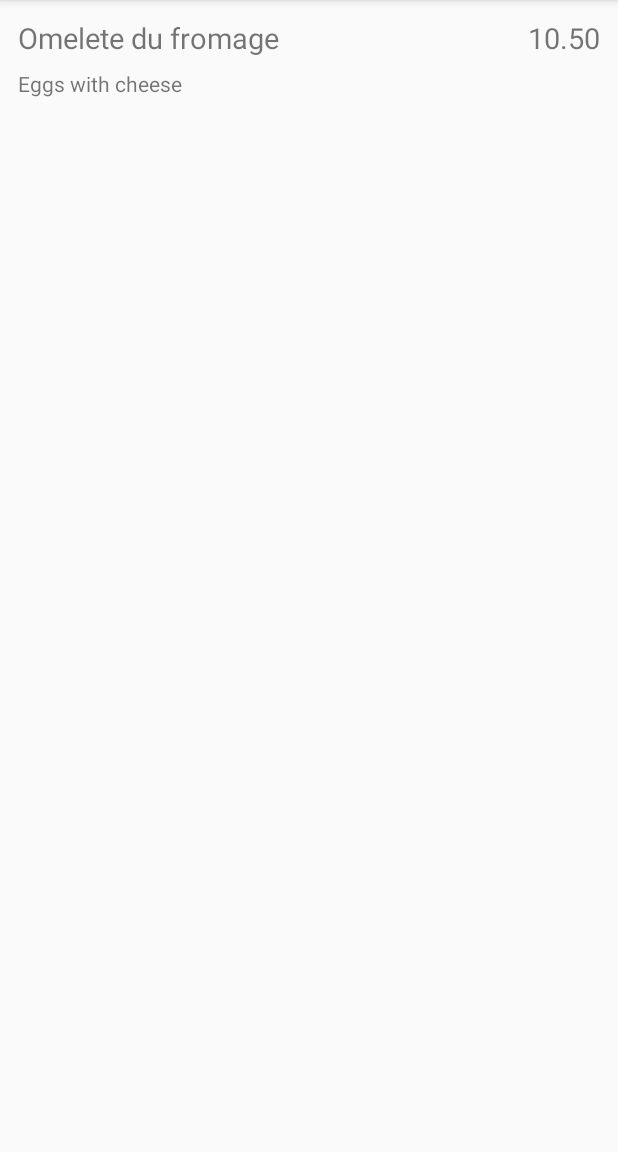
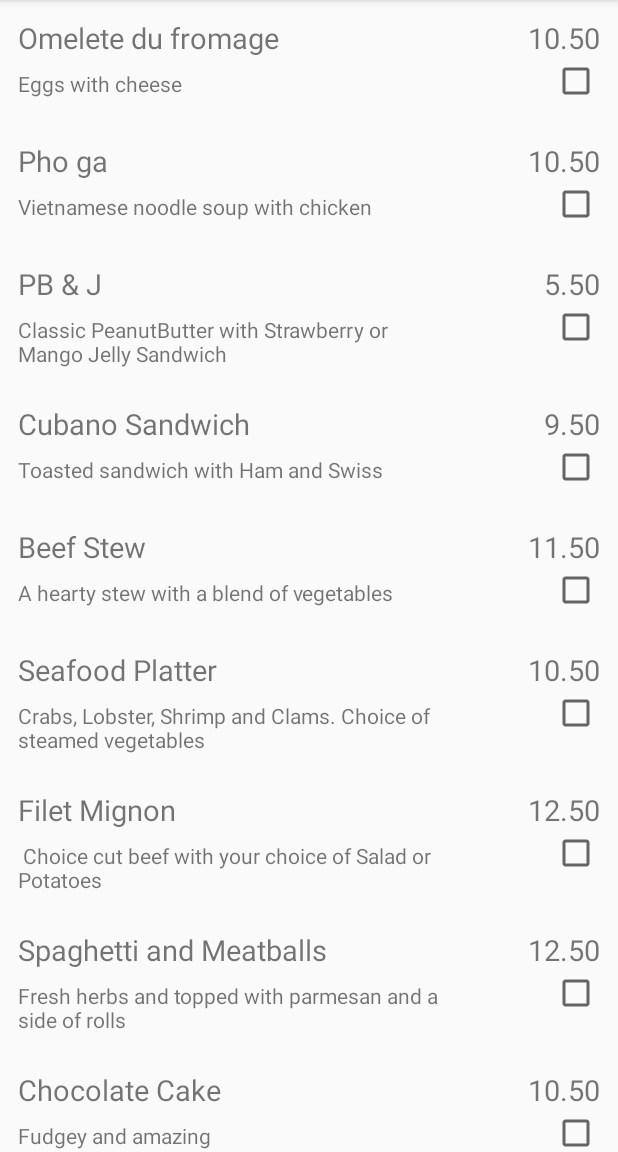
Before and after one commit to qle007/EasySail, an Android app: the FoodActivity screen opened directly, with no data from a screen before it, on a phone screen of 412 x 824 dp, the part 84-1236 px from its top. Run offline under Robolectric (Android 15) with nearby library versions, the phone set to English and light mode, and no system bars.

Commit message:
Created fragments for food item to display in recycler view

```diff
--- a/app/build.gradle
+++ b/app/build.gradle
@@ -1,11 +1,11 @@
 apply plugin: 'com.android.application'
 
 android {
-    compileSdkVersion 26
+    compileSdkVersion 27
     defaultConfig {
         applicationId "com.easysailapp.easysail"
         minSdkVersion 19
-        targetSdkVersion 26
+        targetSdkVersion 27
         versionCode 1
         versionName "1.0"
         testInstrumentationRunner "android.support.test.runner.AndroidJUnitRunner"
@@ -20,7 +20,7 @@ android {
 
 dependencies {
     implementation fileTree(include: ['*.jar'], dir: 'libs')
-    implementation 'com.android.support:appcompat-v7:26.1.0'
+    implementation 'com.android.support:appcompat-v7:27.0.2'
     implementation 'com.android.support.constraint:constraint-layout:1.0.2'
     testImplementation 'junit:junit:4.12'
     androidTestImplementation 'com.android.support.test:runner:1.0.1'
--- a/app/src/main/java/com/easysailapp/easysail/FoodActivity.java
+++ b/app/src/main/java/com/easysailapp/easysail/FoodActivity.java
@@ -1,80 +1,13 @@
 package com.easysailapp.easysail;
 
-import android.os.Bundle;
-import android.support.v7.widget.LinearLayoutManager;
-import android.widget.TextView;
-import java.util.List;
-import android.support.v7.app.AppCompatActivity;
-import android.support.v7.widget.RecyclerView;
-import android.view.LayoutInflater;
-import android.view.View;
-import android.view.ViewGroup;
+import android.support.v4.app.Fragment;
 
-public class FoodActivity extends AppCompatActivity {
-    private RecyclerView mFoodRecyclerView;
-    private FoodAdapter mAdapter;
+public class FoodActivity extends SingleFragmentActivity {
     @Override
-    protected void onCreate(Bundle savedInstanceState) {
-        super.onCreate(savedInstanceState);
-        setContentView(R.layout.activity_food);
-
-        mFoodRecyclerView = (RecyclerView) findViewById(R.id.food_recycler_layout);
-        mFoodRecyclerView.setLayoutManager(new LinearLayoutManager(FoodActivity.this));
-
-        FoodMenu mFoodMenu = new FoodMenu();
-
-        mAdapter = new FoodAdapter(mFoodMenu.getMenuItems());
-        mFoodRecyclerView.setAdapter(mAdapter);
+    protected Fragment createFragment() {
+        return new FoodFragment();
+    }
 
 
-    }
-
-    private class FoodHolder extends RecyclerView.ViewHolder{
-
-        private TextView mFoodName;
-        private TextView mDescription;
-        private TextView mPrice;
-        private Food mFood;
-
-        public FoodHolder(LayoutInflater inflater, ViewGroup parent) {
-            super(inflater.inflate(R.layout.food_item, parent, false));
-            mFoodName = (TextView) itemView.findViewById(R.id.food_name_text);
-            mDescription = (TextView) itemView.findViewById(R.id.description_text);
-            mPrice = (TextView) itemView.findViewById(R.id.price_text);
-        }
-        public void bind(Food food)
-        {
-            mFood = food;
-            mFoodName.setText(mFood.getFoodName());
-            mDescription.setText(mFood.getDescription());
-            mPrice.setText(mFood.getPrice());
-        }
-    }
-
-    private class FoodAdapter extends RecyclerView.Adapter<FoodHolder>{
-        private List<Food> mFoods;
-
-        public FoodAdapter(List<Food> foods){
-            mFoods = foods;
-        }
-
-        @Override
-        public FoodHolder onCreateViewHolder(ViewGroup parent, int viewType) {
-            LayoutInflater layoutInflater = LayoutInflater.from(FoodActivity.this);
-            return new FoodHolder(layoutInflater, parent);
-        }
-
-        @Override
-        public void onBindViewHolder(FoodHolder holder, int position) {
-            Food food = mFoods.get(position);
-            holder.bind(food);
-
-        }
-
-        @Override
-        public int getItemCount() {
-            return mFoods.size();
-        }
-    }
 
 }
--- a/app/src/main/java/com/easysailapp/easysail/FoodFragment.java
+++ b/app/src/main/java/com/easysailapp/easysail/FoodFragment.java
@@ -1,8 +1,88 @@
 package com.easysailapp.easysail;
+
+import android.os.Bundle;
+import android.support.annotation.Nullable;
+import android.support.v4.app.Fragment;
+import android.support.v7.widget.LinearLayoutManager;
+import android.support.v7.widget.RecyclerView;
+import android.view.LayoutInflater;
+import android.view.View;
+import android.view.ViewGroup;
+import android.widget.TextView;
+
+import java.util.List;
 
 /**
  * Created by Quoc on 2/3/2018.
  */
 
-public class FoodFragment {
+public class FoodFragment extends Fragment{
+    private RecyclerView mRecyclerView;
+    private FoodAdapter mAdapter;
+
+    @Nullable
+    @Override
+    public View onCreateView(LayoutInflater inflater, @Nullable ViewGroup container, @Nullable Bundle savedInstanceState) {
+        View view = inflater.inflate(R.layout.activity_food, container, false);
+        mRecyclerView = (RecyclerView) view.findViewById(R.id.food_recycler_layout);
+        mRecyclerView.setLayoutManager(new LinearLayoutManager(getActivity()));
+
+        updateUI();
+
+        return view;
+    }
+
+    private class FoodHolder extends RecyclerView.ViewHolder{
+        private Food mFood;
+        private TextView mFoodNameTextView;
+        private TextView mPriceTextView;
+        private TextView mDescriptionTextView;
+
+        public FoodHolder(LayoutInflater inflater, ViewGroup parent){
+            super(inflater.inflate(R.layout.food_item, parent, false));
+            mFoodNameTextView = (TextView) itemView.findViewById(R.id.food_name_text);
+            mDescriptionTextView = (TextView) itemView.findViewById(R.id.description_text);
+            mPriceTextView = (TextView) itemView.findViewById(R.id.price_text);
+        }
+
+        public void bind(Food food){
+            mFood = food;
+            mFoodNameTextView.setText(mFood.getFoodName());
+            mDescriptionTextView.setText(mFood.getDescription());
+            mPriceTextView.setText(mFood.getPrice());
+        }
+
+    }
+
+    private class FoodAdapter extends RecyclerView.Adapter<FoodHolder>{
+        private List<Food> mFoods;
+        public FoodAdapter(List<Food> foods){
+           mFoods = foods;
+        }
+
+        @Override
+        public FoodHolder onCreateViewHolder(ViewGroup parent, int viewType) {
+            LayoutInflater layoutInflater = LayoutInflater.from(getActivity());
+            return new FoodHolder(layoutInflater, parent);
+        }
+
+        @Override
+        public void onBindViewHolder(FoodHolder holder, int position) {
+            Food food = mFoods.get(position);
+            holder.bind(food);
+        }
+
+        @Override
+        public int getItemCount() {
+            return mFoods.size();
+        }
+
+    }
+
+    private void updateUI(){
+        FoodMenu foodMenu = FoodMenu.get(getActivity());
+        List<Food> foods = foodMenu.getMenuItems();
+        mAdapter = new FoodAdapter(foods);
+        mRecyclerView.setAdapter(mAdapter);
+    }
 }
--- a/app/src/main/java/com/easysailapp/easysail/FoodMenu.java
+++ b/app/src/main/java/com/easysailapp/easysail/FoodMenu.java
@@ -1,4 +1,6 @@
 package com.easysailapp.easysail;
+
+import android.content.Context;
 
 import java.util.ArrayList;
 import java.util.List;
@@ -8,14 +10,23 @@ import java.util.List;
  */
 
 public class FoodMenu {
-    private List<Food> menuItems = new ArrayList<Food>();
+    private List<Food> menuItems = new ArrayList<>();
     private Food foodHolder;
+    private static FoodMenu sFoodMenu;
+
+    public static FoodMenu get(Context context){
+        if(sFoodMenu == null){
+            sFoodMenu = new FoodMenu(context);
+        }
+        return sFoodMenu;
+    }
 
     public List<Food> getMenuItems() {
         return menuItems;
     }
 
-    public FoodMenu(){
+    //from the static variable, no other class will be able to create this private constructor.
+    private FoodMenu(Context context){
         menuItems.add(new Food("Breakfast" , "Omelete du fromage", "Eggs with cheese", "10.50"));
         menuItems.add(new Food("Breakfast" , "Pho ga", "Vietnamese noodle soup with chicken", "10.50"));
         menuItems.add(new Food("Breakfast" , "PB & J", "Classic PeanutButter with Strawberry or Mango Jelly Sandwich", "5.50"));
--- /dev/null
+++ b/app/src/main/java/com/easysailapp/easysail/SingleFragmentActivity.java
@@ -0,0 +1,33 @@
+package com.easysailapp.easysail;
+
+import android.os.Bundle;
+import android.support.v4.app.Fragment;
+import android.support.v4.app.FragmentManager;
+import android.support.v7.app.AppCompatActivity;
+
+/**
+ * Created by veron on 2/3/2018.
+ */
+
+public abstract class SingleFragmentActivity extends AppCompatActivity {
+    protected abstract Fragment createFragment();
+
+    @Override
+    protected void onCreate(Bundle savedInstanceState) {
+        super.onCreate(savedInstanceState);
+        setContentView(R.layout.activity_food_fragment);
+
+        //create the manager
+        FragmentManager fm = getSupportFragmentManager();
+
+        //fragment_crime.xml is the container
+        //
+        Fragment fragment = fm.findFragmentById(R.id.fragment_container);
+        if(fragment == null){
+            fragment = createFragment();
+            fm.beginTransaction().add(R.id.fragment_container, fragment).commit();
+        }
+
+    }
+
+}
--- /dev/null
+++ b/app/src/main/res/layout/activity_food_fragment.xml
@@ -0,0 +1,9 @@
+<?xml version="1.0" encoding="utf-8"?>
+<FrameLayout xmlns:android="http://schemas.android.com/apk/res/android"
+    android:layout_width="match_parent"
+    android:layout_height="match_parent"
+    android:id="@+id/fragment_container"
+    >
+
+
+</FrameLayout>
--- a/app/src/main/res/layout/food_item.xml
+++ b/app/src/main/res/layout/food_item.xml
@@ -1,12 +1,13 @@
 <?xml version="1.0" encoding="utf-8"?>
 <RelativeLayout xmlns:android="http://schemas.android.com/apk/res/android"
     android:layout_width="match_parent"
-    android:layout_height="match_parent"
+    android:layout_height="wrap_content"
     android:orientation="horizontal"
-    android:padding="12dp">
+    android:padding="12dp"
+    >
 
     <LinearLayout
-        android:layout_width="wrap_content"
+        android:layout_width="290dp"
         android:layout_height="wrap_content"
         android:orientation="vertical"
         >
@@ -37,4 +38,11 @@
         android:textSize="19sp"
         />
 
+    <CheckBox
+        android:layout_width="wrap_content"
+        android:layout_height="wrap_content"
+        android:layout_alignParentRight="true"
+        android:layout_below="@id/price_text"
+
+        />
 </RelativeLayout>
```
